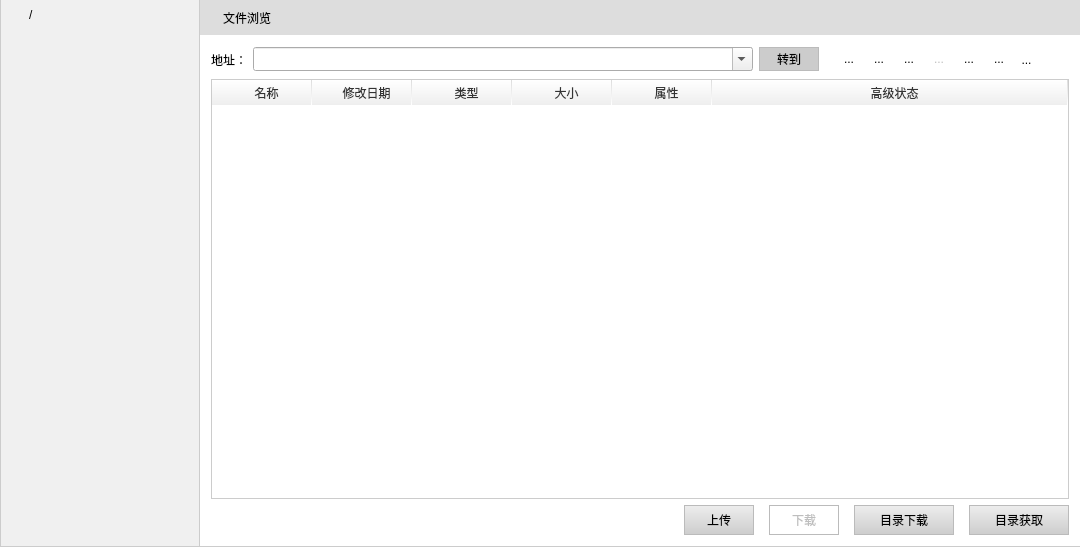
Before: the Qt Designer form filectrldlg.ui in yzx65/RemoteControl, drawn with Qt 5.
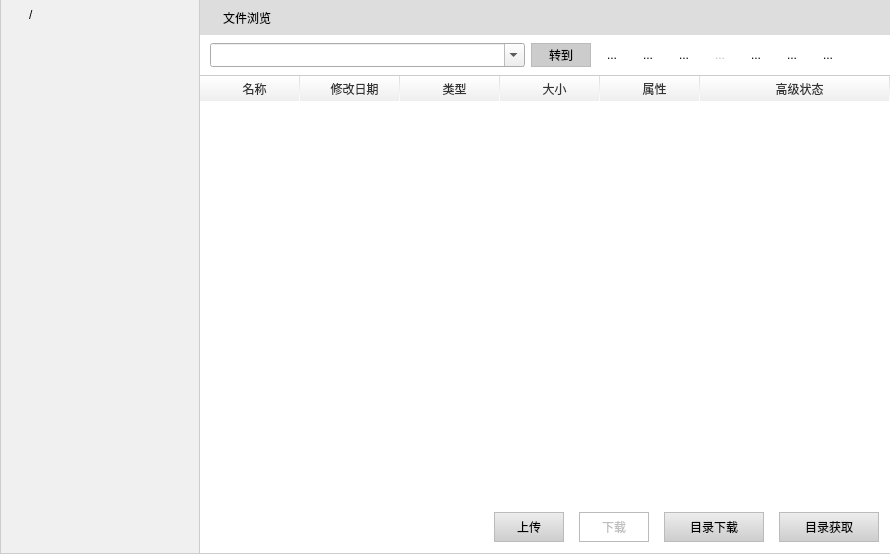
After: the same form once the commit is applied. Icons and pictures are not drawn. Custom widgets are drawn as their Qt base class.

Patch:
```diff
--- a/filectrldlg.ui
+++ b/filectrldlg.ui
@@ -6,8 +6,8 @@
    <rect>
     <x>0</x>
     <y>0</y>
-    <width>1080</width>
-    <height>547</height>
+    <width>890</width>
+    <height>554</height>
    </rect>
   </property>
   <property name="windowTitle">
@@ -135,6 +135,12 @@
    </item>
    <item>
     <widget class="QFrame" name="frame_3">
+     <property name="maximumSize">
+      <size>
+       <width>9999</width>
+       <height>16777215</height>
+      </size>
+     </property>
      <property name="frameShape">
       <enum>QFrame::NoFrame</enum>
      </property>
@@ -189,32 +195,42 @@
         </property>
         <widget class="QWidget" name="page">
          <layout class="QVBoxLayout" name="verticalLayout_2">
+          <property name="spacing">
+           <number>0</number>
+          </property>
+          <property name="margin">
+           <number>0</number>
+          </property>
           <item>
+           <widget class="QFrame" name="frame">
+            <property name="styleSheet">
+             <string notr="true">QFrame
+{
+	border:0px solid #cccccc;
+	border-bottom-width:1px;
+}</string>
+            </property>
            <layout class="QHBoxLayout" name="horizontalLayout">
-            <item>
-             <widget class="QLabel" name="label_2">
-              <property name="styleSheet">
-               <string notr="true">QWidget
-{
-	font-family:&quot;Microsoft Yahei&quot;;
-}</string>
-              </property>
-              <property name="text">
-               <string>地址：</string>
-              </property>
-             </widget>
-            </item>
+             <property name="leftMargin">
+              <number>10</number>
+             </property>
+             <property name="topMargin">
+              <number>5</number>
+             </property>
+             <property name="bottomMargin">
+              <number>5</number>
+             </property>
             <item>
              <widget class="QComboBox" name="cmbAddress">
               <property name="minimumSize">
                <size>
-                <width>500</width>
+                 <width>20</width>
                 <height>24</height>
                </size>
               </property>
               <property name="maximumSize">
                <size>
-                <width>200</width>
+                 <width>9999</width>
                 <height>16777215</height>
                </size>
               </property>
@@ -262,25 +278,12 @@
               </property>
              </widget>
             </item>
-            <item>
-             <spacer name="horizontalSpacer_2">
-              <property name="orientation">
-               <enum>Qt::Horizontal</enum>
-              </property>
-              <property name="sizeHint" stdset="0">
-               <size>
-                <width>40</width>
-                <height>20</height>
-               </size>
-              </property>
-             </spacer>
-            </item>
             <item>
              <widget class="QToolButton" name="btnFavorite">
               <property name="minimumSize">
                <size>
-                <width>24</width>
-                <height>24</height>
+                 <width>30</width>
+                 <height>30</height>
                </size>
               </property>
               <property name="toolTip">
@@ -330,8 +333,8 @@
              <widget class="QToolButton" name="btnUp">
               <property name="minimumSize">
                <size>
-                <width>24</width>
-                <height>24</height>
+                 <width>30</width>
+                 <height>30</height>
                </size>
               </property>
               <property name="toolTip">
@@ -381,8 +384,8 @@
              <widget class="QToolButton" name="btnRefresh">
               <property name="minimumSize">
                <size>
-                <width>24</width>
-                <height>24</height>
+                 <width>30</width>
+                 <height>30</height>
                </size>
               </property>
               <property name="toolTip">
@@ -435,8 +438,8 @@
               </property>
               <property name="minimumSize">
                <size>
-                <width>24</width>
-                <height>24</height>
+                 <width>30</width>
+                 <height>30</height>
                </size>
               </property>
               <property name="toolTip">
@@ -486,8 +489,8 @@
              <widget class="QToolButton" name="btnRun">
               <property name="minimumSize">
                <size>
-                <width>24</width>
-                <height>24</height>
+                 <width>30</width>
+                 <height>30</height>
                </size>
               </property>
               <property name="toolTip">
@@ -537,8 +540,8 @@
              <widget class="QToolButton" name="btnAnalysis">
               <property name="minimumSize">
                <size>
-                <width>24</width>
-                <height>24</height>
+                 <width>30</width>
+                 <height>30</height>
                </size>
               </property>
               <property name="toolTip">
@@ -586,6 +589,12 @@
             </item>
             <item>
              <widget class="QToolButton" name="btnMonitor">
+               <property name="minimumSize">
+                <size>
+                 <width>30</width>
+                 <height>30</height>
+                </size>
+               </property>
               <property name="toolTip">
                <string>添加监视</string>
               </property>
@@ -633,8 +642,8 @@
              <widget class="QToolButton" name="btnSearch">
               <property name="minimumSize">
                <size>
-                <width>27</width>
-                <height>27</height>
+                 <width>30</width>
+                 <height>30</height>
                </size>
               </property>
               <property name="toolTip">
@@ -681,6 +690,7 @@
              </widget>
             </item>
            </layout>
+           </widget>
           </item>
           <item>
            <widget class="QTableWidget" name="tbFileList">
@@ -708,7 +718,8 @@
 }
 
 QFrame#tbFileList{
-	border:1px solid #cccccc;
+	border:0px solid #cccccc;
+	border-top-width:0px;
 }
 
  QHeaderView::down-arrow {
@@ -813,6 +824,13 @@
            </widget>
           </item>
           <item>
+           <widget class="QFrame" name="frame_download_bar">
+            <property name="minimumSize">
+             <size>
+              <width>0</width>
+              <height>0</height>
+             </size>
+            </property>
            <layout class="QHBoxLayout" name="horizontalLayout_2">
             <property name="spacing">
              <number>15</number>
@@ -994,6 +1012,7 @@
              </widget>
             </item>
            </layout>
+           </widget>
           </item>
          </layout>
         </widget>
@@ -1100,6 +1119,12 @@
                      <height>0</height>
                     </size>
                    </property>
+                   <property name="maximumSize">
+                    <size>
+                     <width>120</width>
+                     <height>16777215</height>
+                    </size>
+                   </property>
                    <property name="text">
                     <string>文件名称</string>
                    </property>
@@ -1142,6 +1167,12 @@
                        <height>0</height>
                       </size>
                      </property>
+                     <property name="maximumSize">
+                      <size>
+                       <width>120</width>
+                       <height>16777215</height>
+                      </size>
+                     </property>
                      <property name="text">
                       <string>文件类型</string>
                      </property>
@@ -1218,19 +1249,6 @@
                        </property>
                       </widget>
                      </item>
-                     <item>
-                      <widget class="QLabel" name="label_7">
-                       <property name="sizePolicy">
-                        <sizepolicy hsizetype="Preferred" vsizetype="Fixed">
-                         <horstretch>0</horstretch>
-                         <verstretch>0</verstretch>
-                        </sizepolicy>
-                       </property>
-                       <property name="text">
-                        <string>(以 ; 间隔,不含 * 号)</string>
-                       </property>
-                      </widget>
-                     </item>
                      <item>
                       <spacer name="horizontalSpacer_7">
                        <property name="orientation">
@@ -1262,6 +1280,12 @@
                        <height>0</height>
                       </size>
                      </property>
+                     <property name="maximumSize">
+                      <size>
+                       <width>120</width>
+                       <height>16777215</height>
+                      </size>
+                     </property>
                      <property name="text">
                       <string>文件大小</string>
                      </property>
@@ -1301,9 +1325,49 @@
                       </widget>
                      </item>
                      <item>
+                      <spacer name="horizontalSpacer_5">
+                       <property name="orientation">
+                        <enum>Qt::Horizontal</enum>
+                       </property>
+                       <property name="sizeHint" stdset="0">
+                        <size>
+                         <width>40</width>
+                         <height>20</height>
+                        </size>
+                       </property>
+                      </spacer>
+                     </item>
+                    </layout>
+                   </item>
+                  </layout>
+                 </item>
+                </layout>
+               </item>
+               <item>
+                <layout class="QHBoxLayout" name="horizontalLayout_4">
+                 <property name="spacing">
+                  <number>0</number>
+                 </property>
+                 <item>
+                  <spacer name="horizontalSpacer">
+                   <property name="orientation">
+                    <enum>Qt::Horizontal</enum>
+                   </property>
+                   <property name="sizeType">
+                    <enum>QSizePolicy::Fixed</enum>
+                   </property>
+                   <property name="sizeHint" stdset="0">
+                    <size>
+                     <width>135</width>
+                     <height>20</height>
+                    </size>
+                   </property>
+                  </spacer>
+                 </item>
+                 <item>
                       <widget class="QRadioButton" name="rdSetFileSizeArrange">
                        <property name="text">
-                        <string>指定大小范围</string>
+                    <string>指定大小范围   </string>
                        </property>
                       </widget>
                      </item>
@@ -1323,14 +1387,14 @@
                      <item>
                       <widget class="QLabel" name="label_6">
                        <property name="text">
-                        <string>KB</string>
+                    <string> KB </string>
                        </property>
                       </widget>
                      </item>
                      <item>
                       <widget class="QLabel" name="label_8">
                        <property name="text">
-                        <string>——</string>
+                    <string> -  </string>
                        </property>
                       </widget>
                      </item>
@@ -1350,12 +1414,12 @@
                      <item>
                       <widget class="QLabel" name="label_13">
                        <property name="text">
-                        <string>KB</string>
+                    <string> KB </string>
                        </property>
                       </widget>
                      </item>
                      <item>
-                      <spacer name="horizontalSpacer_5">
+                  <spacer name="horizontalSpacer_2">
                        <property name="orientation">
                         <enum>Qt::Horizontal</enum>
                        </property>
@@ -1366,10 +1430,6 @@
                         </size>
                        </property>
                       </spacer>
-                     </item>
-                    </layout>
-                   </item>
-                  </layout>
                  </item>
                 </layout>
                </item>
@@ -1383,6 +1443,12 @@
                      <height>0</height>
                     </size>
                    </property>
+                   <property name="maximumSize">
+                    <size>
+                     <width>120</width>
+                     <height>16777215</height>
+                    </size>
+                   </property>
                    <property name="text">
                     <string>修改时间</string>
                    </property>
```
Lines whose indentation alone changed are shown as unchanged.
